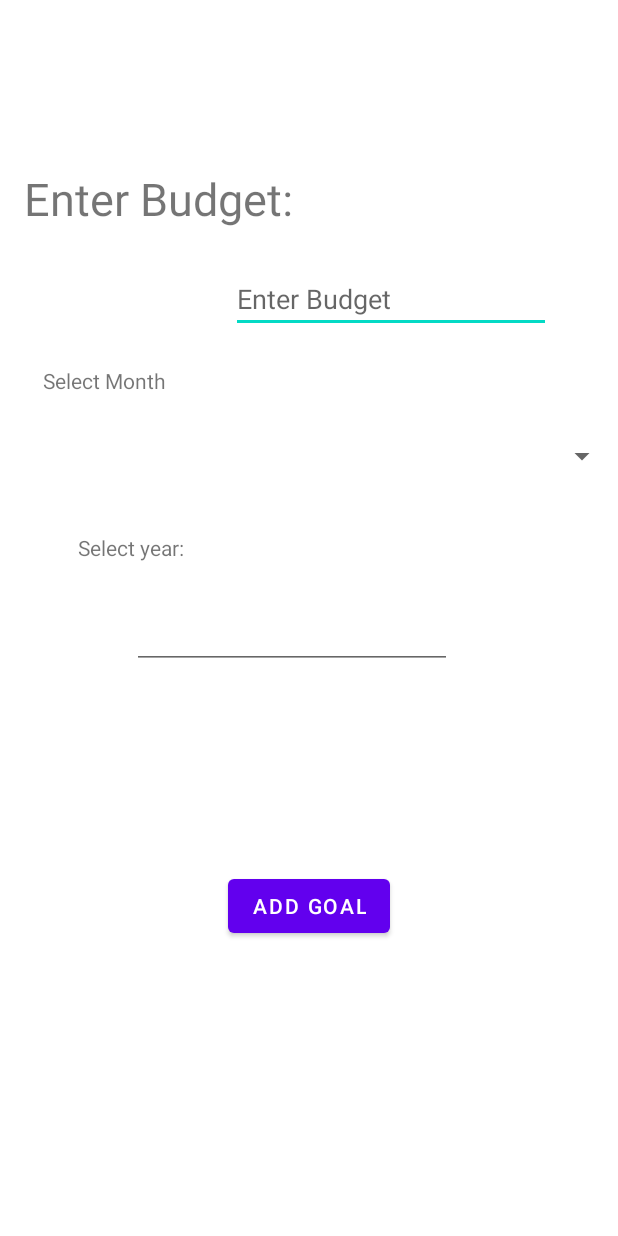
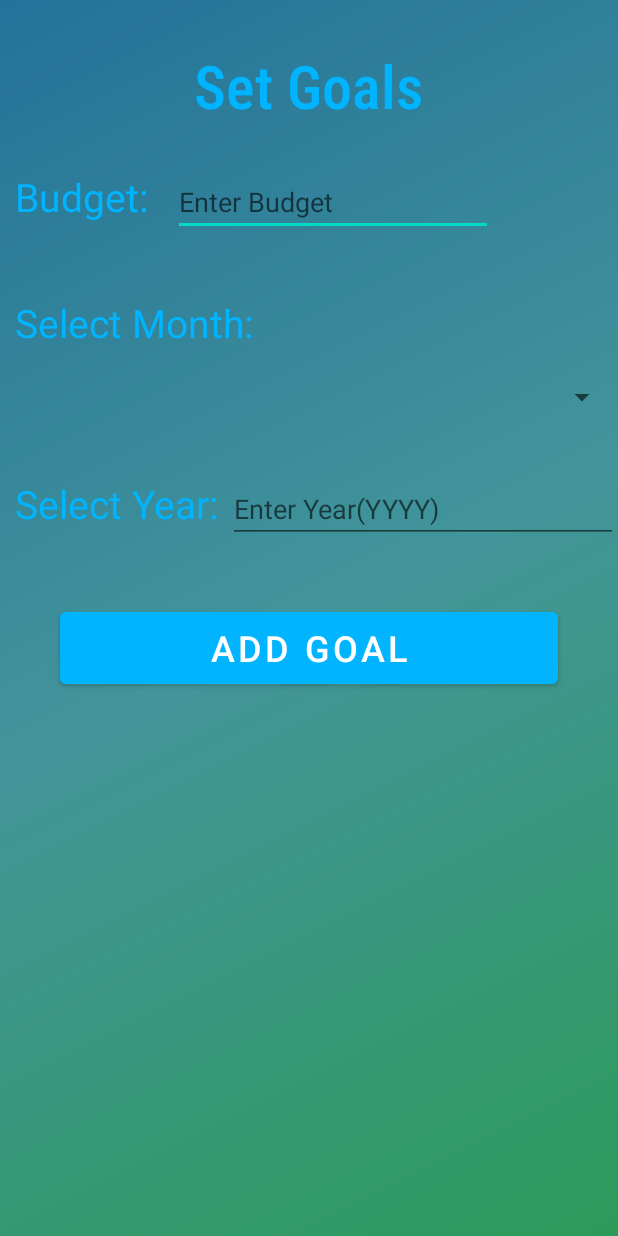
Before and after one commit to abhilash1004/ExpenseHandler, an Android app: the SetGoalsActivity screen opened directly, with no data from a screen before it, on a phone screen of 412 x 824 dp. Run offline under Robolectric (Android 15) with nearby library versions, the phone set to English and light mode, and no system bars.

Commit message:
activity_set_goals page UI Design

```diff
--- a/app/src/main/java/com/mad_lab_project/expense_handler/HomePage.java
+++ b/app/src/main/java/com/mad_lab_project/expense_handler/HomePage.java
@@ -8,6 +8,7 @@ import android.os.Bundle;
 import android.view.View;
 
 import com.mad_lab_project.expense_handler.activities.AddExpenses;
+import com.mad_lab_project.expense_handler.activities.SetGoalsActivity;
 import com.mad_lab_project.expense_handler.activities.displayExpenditure;
 
 public class HomePage extends AppCompatActivity {
@@ -31,7 +32,8 @@ public class HomePage extends AppCompatActivity {
         cardnew.setOnClickListener(new View.OnClickListener() {
             @Override
             public void onClick(View v) {
-
+                Intent intent = new Intent(HomePage.this, SetGoalsActivity.class);
+                startActivity(intent);
             }
         });
 
--- /dev/null
+++ b/app/src/main/res/drawable/gradient_color2.xml
@@ -0,0 +1,9 @@
+<shape xmlns:android="http://schemas.android.com/apk/res/android"
+    android:shape="rectangle" >
+    <gradient
+        android:startColor="#f22554"
+        android:centerColor="#112233"
+        android:endColor="#faaca8"
+        android:angle="135"/>
+
+</shape>
--- a/app/src/main/res/layout/activity_set_goals.xml
+++ b/app/src/main/res/layout/activity_set_goals.xml
@@ -1,18 +1,45 @@
 <?xml version="1.0" encoding="utf-8"?>
-<androidx.constraintlayout.widget.ConstraintLayout xmlns:android="http://schemas.android.com/apk/res/android"
+<RelativeLayout xmlns:android="http://schemas.android.com/apk/res/android"
     xmlns:app="http://schemas.android.com/apk/res-auto"
     xmlns:tools="http://schemas.android.com/tools"
     android:layout_width="match_parent"
     android:layout_height="match_parent"
+    android:background="@drawable/gradient_color"
     tools:context=".activities.SetGoalsActivity">
 
+    <LinearLayout
+        android:layout_width="match_parent"
+        android:layout_height="wrap_content"
+        android:layout_marginTop="10dp"
+        android:orientation="vertical"
+        android:layout_margin="10dp">
+    <TextView
+        android:id="@+id/textviewHeading"
+        android:layout_width="wrap_content"
+        android:layout_height="wrap_content"
+        android:text="Set Goals"
+        android:textSize="40sp"
+        android:textColor="@color/bluish"
+        android:fontFamily="sans-serif-condensed-light"
+        android:textStyle="bold"
+        android:layout_gravity="center"
+        android:layout_marginTop="20dp"/>
+    </LinearLayout>
+
+    <LinearLayout
+        android:id="@+id/linearlayoutBudget"
+        android:layout_width="match_parent"
+        android:layout_height="wrap_content"
+        android:orientation="horizontal">
     <TextView
         android:id="@+id/textView"
         android:layout_width="wrap_content"
         android:layout_height="wrap_content"
         android:layout_marginTop="112dp"
-        android:text="Enter Budget:"
-        android:textSize="30sp"
+        android:layout_marginLeft="10sp"
+        android:text="Budget: "
+        android:textColor="@color/bluish"
+        android:textSize="26sp"
         app:layout_constraintEnd_toEndOf="parent"
         app:layout_constraintHorizontal_bias="0.069"
         app:layout_constraintStart_toStartOf="parent"
@@ -22,69 +49,97 @@
         android:id="@+id/editTextBudget"
         android:layout_width="wrap_content"
         android:layout_height="wrap_content"
-        android:layout_marginTop="24dp"
+        android:layout_marginTop="112dp"
+        android:layout_marginLeft="10dp"
         android:ems="10"
         android:hint="Enter Budget"
         android:inputType="number"
+        android:textColor="@color/colorAccent"
         app:layout_constraintEnd_toEndOf="parent"
         app:layout_constraintHorizontal_bias="0.776"
         app:layout_constraintStart_toStartOf="parent"
         app:layout_constraintTop_toBottomOf="@+id/textView" />
+    </LinearLayout>
 
+<LinearLayout
+    android:id="@+id/linearlayoutmonth"
+    android:layout_width="match_parent"
+    android:layout_height="wrap_content"
+    android:orientation="vertical"
+    android:layout_marginTop="20dp"
+    android:layout_below="@+id/linearlayoutBudget">
+
+    <TextView
+        android:id="@+id/textView1"
+        android:layout_width="wrap_content"
+        android:layout_height="wrap_content"
+        android:text="Select Month: "
+        android:layout_marginTop="20dp"
+        android:layout_marginLeft="10sp"
+        android:textSize="26sp"
+        android:textColor="@color/bluish"
+        app:layout_constraintEnd_toEndOf="parent"
+        app:layout_constraintHorizontal_bias="0.069"
+        app:layout_constraintStart_toStartOf="parent"
+        app:layout_constraintTop_toTopOf="parent" />
     <Spinner
         android:id="@+id/spinnerMonth"
         android:layout_width="match_parent"
-        android:layout_height="wrap_content"
-        android:layout_marginTop="292dp"
+        android:layout_height="match_parent"
+        android:layout_marginTop="20dp"
         android:spinnerMode="dialog"
         app:layout_constraintEnd_toEndOf="parent"
         app:layout_constraintHorizontal_bias="0.0"
         app:layout_constraintStart_toStartOf="parent"
-        app:layout_constraintTop_toTopOf="parent" />
+        app:layout_constraintTop_toTopOf="parent"
+        android:outlineAmbientShadowColor="@color/bluish"/>
+</LinearLayout>
+
+    <LinearLayout
+        android:id="@+id/linearlayoutYear"
+        android:layout_width="match_parent"
+        android:layout_height="wrap_content"
+        android:layout_below="@+id/linearlayoutmonth"
+        android:layout_marginTop="20dp">
 
         <TextView
-        android:id="@+id/textView4"
+            android:id="@+id/textView2"
             android:layout_width="wrap_content"
             android:layout_height="wrap_content"
-        android:layout_marginStart="28dp"
-        android:layout_marginTop="91dp"
-        android:layout_marginEnd="301dp"
-        android:text="Select Month"
+            android:text="Select Year: "
+            android:layout_marginTop="20dp"
+            android:layout_marginLeft="10sp"
+            android:textSize="26sp"
+            android:textColor="@color/bluish"
             app:layout_constraintEnd_toEndOf="parent"
+            app:layout_constraintHorizontal_bias="0.069"
             app:layout_constraintStart_toStartOf="parent"
-        app:layout_constraintTop_toBottomOf="@+id/textView" />
-
-    <TextView
-        android:id="@+id/textView5"
-        android:layout_width="wrap_content"
-        android:layout_height="wrap_content"
-        android:layout_marginStart="52dp"
-        android:layout_marginTop="39dp"
-        android:text="Select year:"
-        app:layout_constraintStart_toStartOf="parent"
-        app:layout_constraintTop_toBottomOf="@+id/spinnerMonth" />
-
-    <Button
-        android:id="@+id/buttonAddGoal"
-        android:layout_width="wrap_content"
-        android:layout_height="wrap_content"
-        android:layout_marginBottom="196dp"
-        android:text="Add Goal"
-        app:layout_constraintBottom_toBottomOf="parent"
-        app:layout_constraintEnd_toEndOf="parent"
-        app:layout_constraintStart_toStartOf="parent" />
+            app:layout_constraintTop_toTopOf="parent" />
 
         <EditText
             android:id="@+id/editTextYear"
-        android:layout_width="wrap_content"
+            android:layout_width="match_parent"
             android:layout_height="wrap_content"
-        android:layout_marginStart="89dp"
-        android:layout_marginTop="26dp"
-        android:layout_marginEnd="112dp"
+            android:layout_marginTop="20dp"
             android:ems="10"
             android:inputType="number"
+            android:hint="Enter Year(YYYY)"
+            android:textColor="@color/colorAccent"
             app:layout_constraintEnd_toEndOf="parent"
             app:layout_constraintStart_toStartOf="parent"
             app:layout_constraintTop_toBottomOf="@+id/textView5" />
 
-</androidx.constraintlayout.widget.ConstraintLayout>
+
+    </LinearLayout>
+
+    <Button
+        android:id="@+id/buttonAddGoal"
+        android:layout_width="match_parent"
+        android:layout_height="60dp"
+        android:text="Add Goal"
+        android:layout_below="@+id/linearlayoutYear"
+        android:layout_margin="40dp"
+        android:backgroundTint="@color/bluish"
+        android:textSize="24sp"/>
+
+</RelativeLayout>
```
Lines whose indentation alone changed are shown as unchanged.
